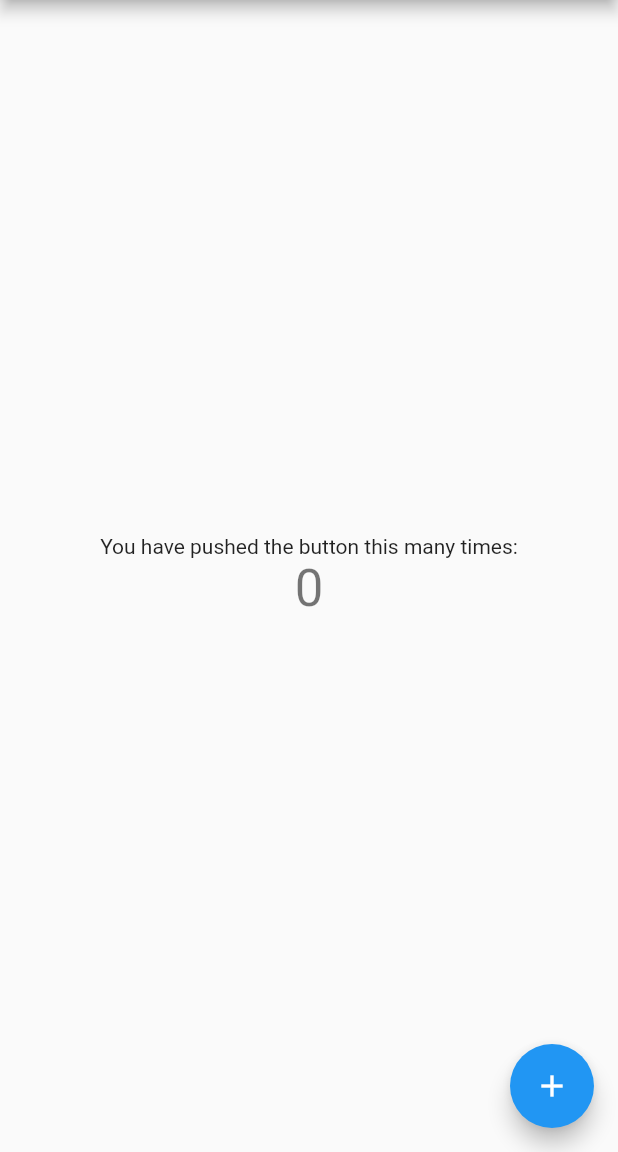
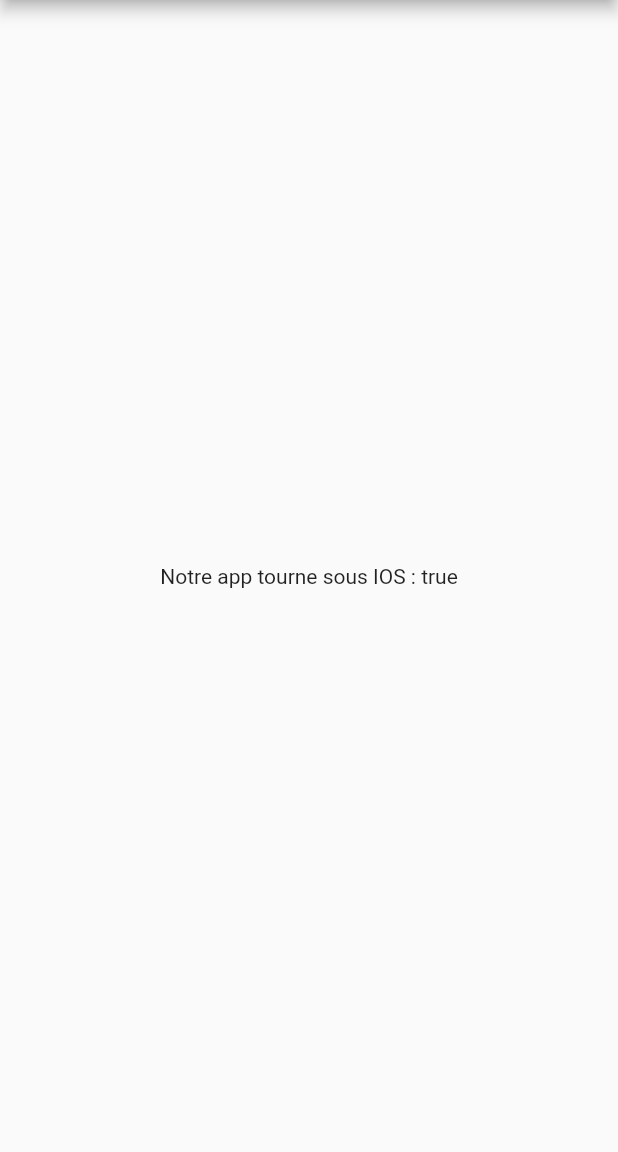
Before and after one commit to Web82-Thom/my_1er_pack, a Flutter app: the screen it shows after launch, on a phone screen of 412 x 824 dp, the part 84-1236 px from its top. Run offline on Flutter 3.47's test engine with Material 2 defaults, Android fonts, the phone set to English and light mode, and no system bars.

Commit message:
check version OS

```diff
--- a/example/lib/main.dart
+++ b/example/lib/main.dart
@@ -1,5 +1,5 @@
 import 'package:flutter/material.dart';
-
+import 'package:my_1er_pack/my_1er_pack.dart';
 void main() {
   runApp(const MyApp());
 }
@@ -13,15 +13,6 @@ class MyApp extends StatelessWidget {
     return MaterialApp(
       title: 'Flutter Demo',
       theme: ThemeData(
-        // This is the theme of your application.
-        //
-        // Try running your application with "flutter run". You'll see the
-        // application has a blue toolbar. Then, without quitting the app, try
-        // changing the primarySwatch below to Colors.green and then invoke
-        // "hot reload" (press "r" in the console where you ran "flutter run",
-        // or simply save your changes to "hot reload" in a Flutter IDE).
-        // Notice that the counter didn't reset back to zero; the application
-        // is not restarted.
         primarySwatch: Colors.blue,
       ),
       home: const MyHomePage(title: 'Flutter Demo Home Page'),
@@ -31,16 +22,6 @@ class MyApp extends StatelessWidget {
 
 class MyHomePage extends StatefulWidget {
   const MyHomePage({Key? key, required this.title}) : super(key: key);
-
-  // This widget is the home page of your application. It is stateful, meaning
-  // that it has a State object (defined below) that contains fields that affect
-  // how it looks.
-
-  // This class is the configuration for the state. It holds the values (in this
-  // case the title) provided by the parent (in this case the App widget) and
-  // used by the build method of the State. Fields in a Widget subclass are
-  // always marked "final".
-
   final String title;
 
   @override
@@ -48,68 +29,23 @@ class MyHomePage extends StatefulWidget {
 }
 
 class _MyHomePageState extends State<MyHomePage> {
-  int _counter = 0;
-
-  void _incrementCounter() {
-    setState(() {
-      // This call to setState tells the Flutter framework that something has
-      // changed in this State, which causes it to rerun the build method below
-      // so that the display can reflect the updated values. If we changed
-      // _counter without calling setState(), then the build method would not be
-      // called again, and so nothing would appear to happen.
-      _counter++;
-    });
-  }
 
   @override
   Widget build(BuildContext context) {
-    // This method is rerun every time setState is called, for instance as done
-    // by the _incrementCounter method above.
-    //
-    // The Flutter framework has been optimized to make rerunning build methods
-    // fast, so that you can just rebuild anything that needs updating rather
-    // than having to individually change instances of widgets.
     return Scaffold(
       appBar: AppBar(
-        // Here we take the value from the MyHomePage object that was created by
-        // the App.build method, and use it to set our appbar title.
         title: Text(widget.title),
       ),
       body: Center(
-        // Center is a layout widget. It takes a single child and positions it
-        // in the middle of the parent.
         child: Column(
-          // Column is also a layout widget. It takes a list of children and
-          // arranges them vertically. By default, it sizes itself to fit its
-          // children horizontally, and tries to be as tall as its parent.
-          //
-          // Invoke "debug painting" (press "p" in the console, choose the
-          // "Toggle Debug Paint" action from the Flutter Inspector in Android
-          // Studio, or the "Toggle Debug Paint" command in Visual Studio Code)
-          // to see the wireframe for each widget.
-          //
-          // Column has various properties to control how it sizes itself and
-          // how it positions its children. Here we use mainAxisAlignment to
-          // center the children vertically; the main axis here is the vertical
-          // axis because Columns are vertical (the cross axis would be
-          // horizontal).
           mainAxisAlignment: MainAxisAlignment.center,
           children: <Widget>[
-            const Text(
-              'You have pushed the button this many times:',
-            ),
             Text(
-              '$_counter',
-              style: Theme.of(context).textTheme.headline4,
+              "Notre app tourne sous IOS : ${Adaptive.isIOS()}"
             ),
           ],
         ),
       ),
-      floatingActionButton: FloatingActionButton(
-        onPressed: _incrementCounter,
-        tooltip: 'Increment',
-        child: const Icon(Icons.add),
-      ), // This trailing comma makes auto-formatting nicer for build methods.
     );
   }
 }
--- a/lib/my_1er_pack.dart
+++ b/lib/my_1er_pack.dart
@@ -1,7 +1,10 @@
 library my_1er_pack;
 
-/// A Calculator.
-class Calculator {
-  /// Returns [value] plus 1.
-  int addOne(int value) => value + 1;
+import 'package:flutter/material.dart';
+import 'package:flutter/cupertino.dart';
+import 'dart:io';
+
+class Adaptive {
+  // static bool isIOS() => (Platform.isIOS);
+  static bool isIOS() => (!Platform.isIOS);
 }
```
